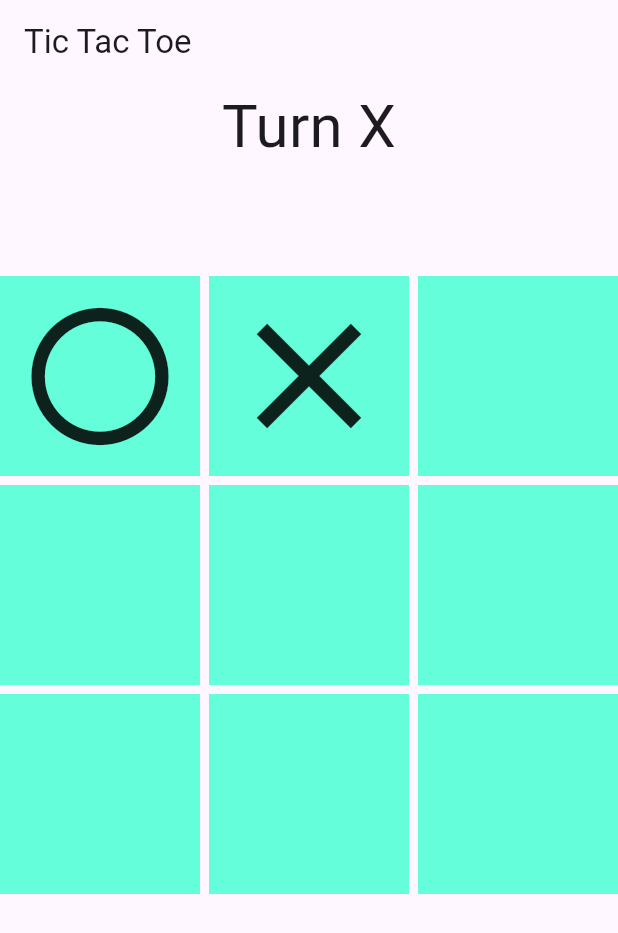
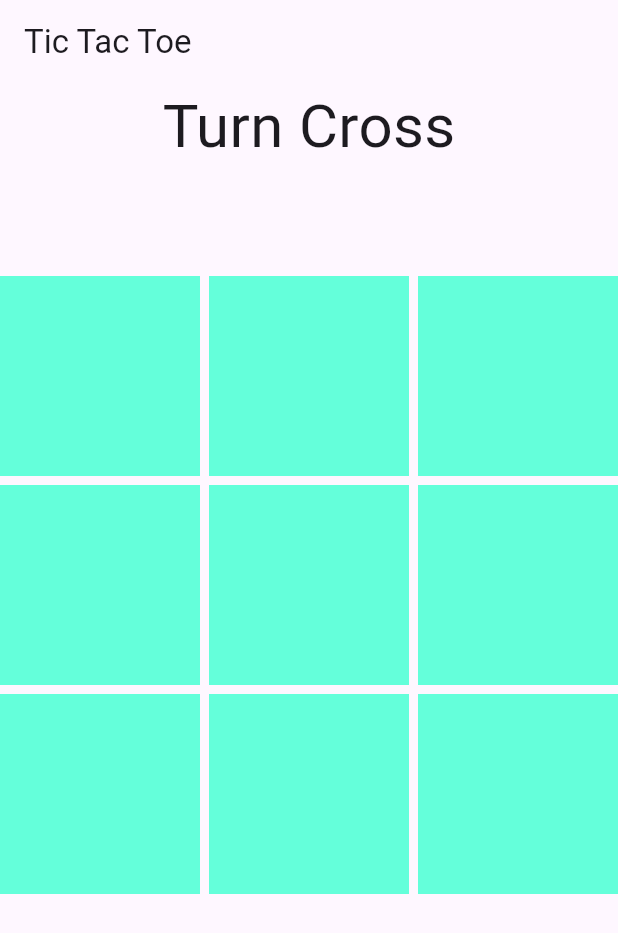
Before and after one commit to altafur-fuad/tic_tac_toe, a Flutter app: the screen it shows after launch, on a phone screen of 412 x 824 dp. Shown: the top 933 px of the screen. Run offline on Flutter 3.47's test engine with Material 3 defaults, Android fonts, the phone set to English and light mode, and no system bars.

Commit message:
tic tac toe 2

```diff
--- a/lib/main.dart
+++ b/lib/main.dart
@@ -5,17 +5,32 @@ import 'widget/box_state_icon.dart';
 
 void main() => runApp(MyApp());
 
-class MyApp extends StatelessWidget {
+class MyApp extends StatefulWidget {
   MyApp({super.key});
 
-  BoxState a = BoxState.circle;
-  BoxState b = BoxState.cross;
+  @override
+  State<MyApp> createState() => _MyAppState();
+}
+
+class _MyAppState extends State<MyApp> {
+  bool isCrossTurn = true;
+
+  BoxState a = BoxState.empty;
+
+  BoxState b = BoxState.empty;
+
   BoxState c = BoxState.empty;
+
   BoxState d = BoxState.empty;
+
   BoxState e = BoxState.empty;
+
   BoxState f = BoxState.empty;
+
   BoxState g = BoxState.empty;
+
   BoxState h = BoxState.empty;
+
   BoxState i = BoxState.empty;
 
   @override
@@ -28,7 +43,10 @@ class MyApp extends StatelessWidget {
           children: [
             Expanded(
               flex: 1,
-              child: Text("Turn X", style: TextStyle(fontSize: 40)),
+              child: Text(
+                "Turn ${isCrossTurn ? "Cross" : "Circle"}",
+                style: TextStyle(fontSize: 40),
+              ),
             ),
             Expanded(
               flex: 5,
@@ -37,21 +55,177 @@ class MyApp extends StatelessWidget {
                 crossAxisSpacing: 6.0,
                 crossAxisCount: 3,
                 children: [
-                  Container(
-                    color: Colors.tealAccent,
-                    child: BoxStateIcon(boxState: a),
+                  InkWell(
+                    onTap: () {
+                      print("a taped");
+                      setState(() {
+                        if (a == BoxState.empty) {
+                          if (isCrossTurn) {
+                            a = BoxState.cross;
+                          } else {
+                            a = BoxState.circle;
+                          }
+                          isCrossTurn = !isCrossTurn;
+                        }
+                      });
+                    },
+                    child: Container(
+                      color: Colors.tealAccent,
+                      child: BoxStateIcon(boxState: a),
+                    ),
                   ),
-                  Container(
-                    color: Colors.tealAccent,
-                    child: BoxStateIcon(boxState: b),
+                  InkWell(
+                    onTap: () {
+                      print("b taped");
+                      setState(() {
+                        if (b == BoxState.empty) {
+                          if (isCrossTurn) {
+                            b = BoxState.cross;
+                          } else {
+                            b = BoxState.circle;
+                          }
+                          isCrossTurn = !isCrossTurn;
+                        }
+                      });
+                    },
+                    child: Container(
+                      color: Colors.tealAccent,
+                      child: BoxStateIcon(boxState: b),
+                    ),
                   ),
-                  Container(color: Colors.tealAccent),
-                  Container(color: Colors.tealAccent),
-                  Container(color: Colors.tealAccent),
-                  Container(color: Colors.tealAccent),
-                  Container(color: Colors.tealAccent),
-                  Container(color: Colors.tealAccent),
-                  Container(color: Colors.tealAccent),
+                  InkWell(
+                    onTap: () {
+                      print("c taped");
+                      setState(() {
+                        if (c == BoxState.empty) {
+                          if (isCrossTurn) {
+                            c = BoxState.cross;
+                          } else {
+                            c = BoxState.circle;
+                          }
+                          isCrossTurn = !isCrossTurn;
+                        }
+                      });
+                    },
+                    child: Container(
+                      color: Colors.tealAccent,
+                      child: BoxStateIcon(boxState: c),
+                    ),
+                  ),
+                  InkWell(
+                    onTap: () {
+                      print("d taped");
+                      setState(() {
+                        if (d == BoxState.empty) {
+                          if (isCrossTurn) {
+                            d = BoxState.cross;
+                          } else {
+                            d = BoxState.circle;
+                          }
+                          isCrossTurn = !isCrossTurn;
+                        }
+                      });
+                    },
+                    child: Container(
+                      color: Colors.tealAccent,
+                      child: BoxStateIcon(boxState: d),
+                    ),
+                  ),
+                  InkWell(
+                    onTap: () {
+                      print("e taped");
+                      setState(() {
+                        if (e == BoxState.empty) {
+                          if (isCrossTurn) {
+                            e = BoxState.cross;
+                          } else {
+                            e = BoxState.circle;
+                          }
+                          isCrossTurn = !isCrossTurn;
+                        }
+                      });
+                    },
+                    child: Container(
+                      color: Colors.tealAccent,
+                      child: BoxStateIcon(boxState: e),
+                    ),
+                  ),
+                  InkWell(
+                    onTap: () {
+                      print("f taped");
+                      setState(() {
+                        if (f == BoxState.empty) {
+                          if (isCrossTurn) {
+                            f = BoxState.cross;
+                          } else {
+                            f = BoxState.circle;
+                          }
+                          isCrossTurn = !isCrossTurn;
+                        }
+                      });
+                    },
+                    child: Container(
+                      color: Colors.tealAccent,
+                      child: BoxStateIcon(boxState: f),
+                    ),
+                  ),
+                  InkWell(
+                    onTap: () {
+                      print("g taped");
+                      setState(() {
+                        if (g == BoxState.empty) {
+                          if (isCrossTurn) {
+                            g = BoxState.cross;
+                          } else {
+                            g = BoxState.circle;
+                          }
+                          isCrossTurn = !isCrossTurn;
+                        }
+                      });
+                    },
+                    child: Container(
+                      color: Colors.tealAccent,
+                      child: BoxStateIcon(boxState: g),
+                    ),
+                  ),
+                  InkWell(
+                    onTap: () {
+                      print("h taped");
+                      setState(() {
+                        if (h == BoxState.empty) {
+                          if (isCrossTurn) {
+                            h = BoxState.cross;
+                          } else {
+                            h = BoxState.circle;
+                          }
+                          isCrossTurn = !isCrossTurn;
+                        }
+                      });
+                    },
+                    child: Container(
+                      color: Colors.tealAccent,
+                      child: BoxStateIcon(boxState: h),
+                    ),
+                  ),
+                  InkWell(
+                    onTap: () {
+                      print("i taped");
+                      setState(() {
+                        if (i == BoxState.empty) {
+                          if (isCrossTurn) {
+                            i = BoxState.cross;
+                          } else {
+                            i = BoxState.circle;
+                          }
+                          isCrossTurn = !isCrossTurn;
+                        }
+                      });
+                    },
+                    child: Container(
+                      color: Colors.tealAccent,
+                      child: BoxStateIcon(boxState: i),
+                    ),
+                  ),
                 ],
               ),
             ),
```
